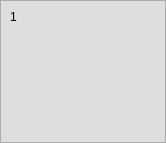
First picture: the form in forms/Form7.ui, repository KuzMG/Notes-for-students, before the edit.
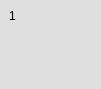
Second picture: the form after the edit.

What changed in the file:
```diff
--- a/forms/Form7.ui
+++ b/forms/Form7.ui
@@ -6,8 +6,8 @@
    <rect>
     <x>0</x>
     <y>0</y>
-    <width>166</width>
-    <height>143</height>
+    <width>101</width>
+    <height>89</height>
    </rect>
   </property>
   <property name="windowTitle">
@@ -35,10 +35,10 @@
       <string notr="true">background-color: rgb(222, 222, 222);</string>
      </property>
      <property name="frameShape">
-      <enum>QFrame::StyledPanel</enum>
+      <enum>QFrame::NoFrame</enum>
      </property>
      <property name="frameShadow">
-      <enum>QFrame::Raised</enum>
+      <enum>QFrame::Plain</enum>
      </property>
      <layout class="QHBoxLayout" name="horizontalLayout_2">
       <item alignment="Qt::AlignTop">
```
Left out of the diff: 5 changed lines with no effect on the pictures.
